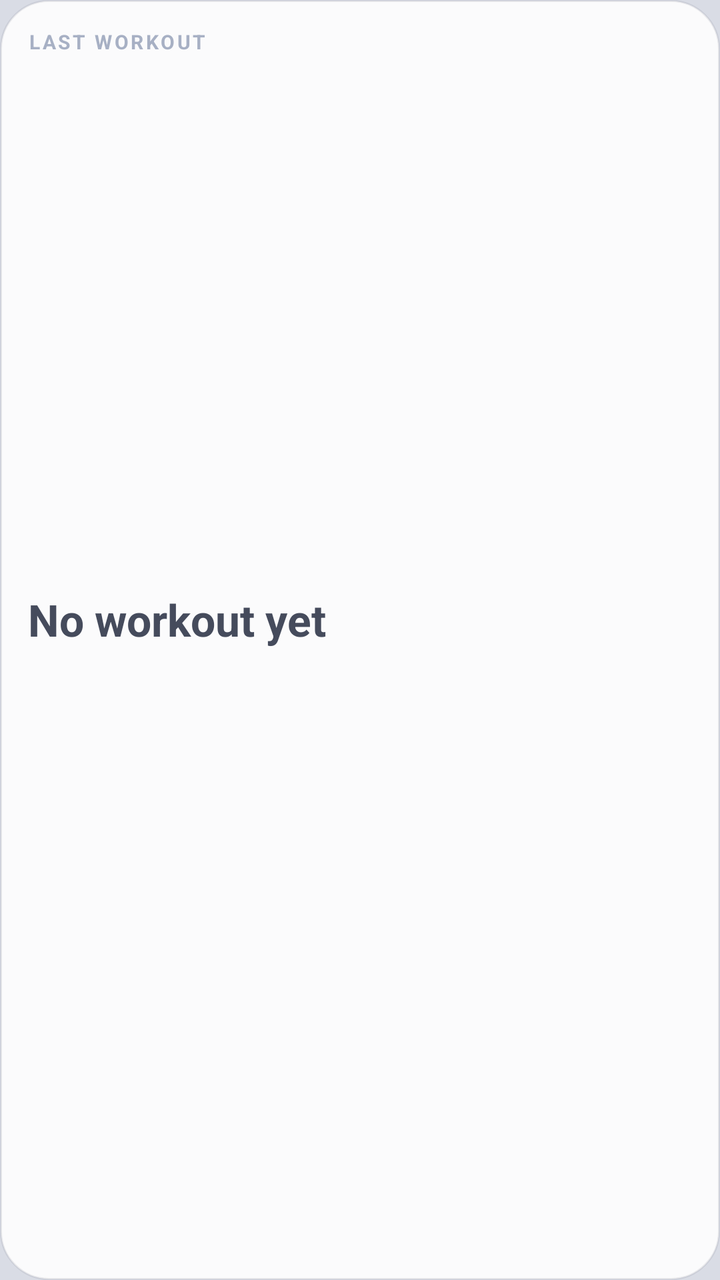
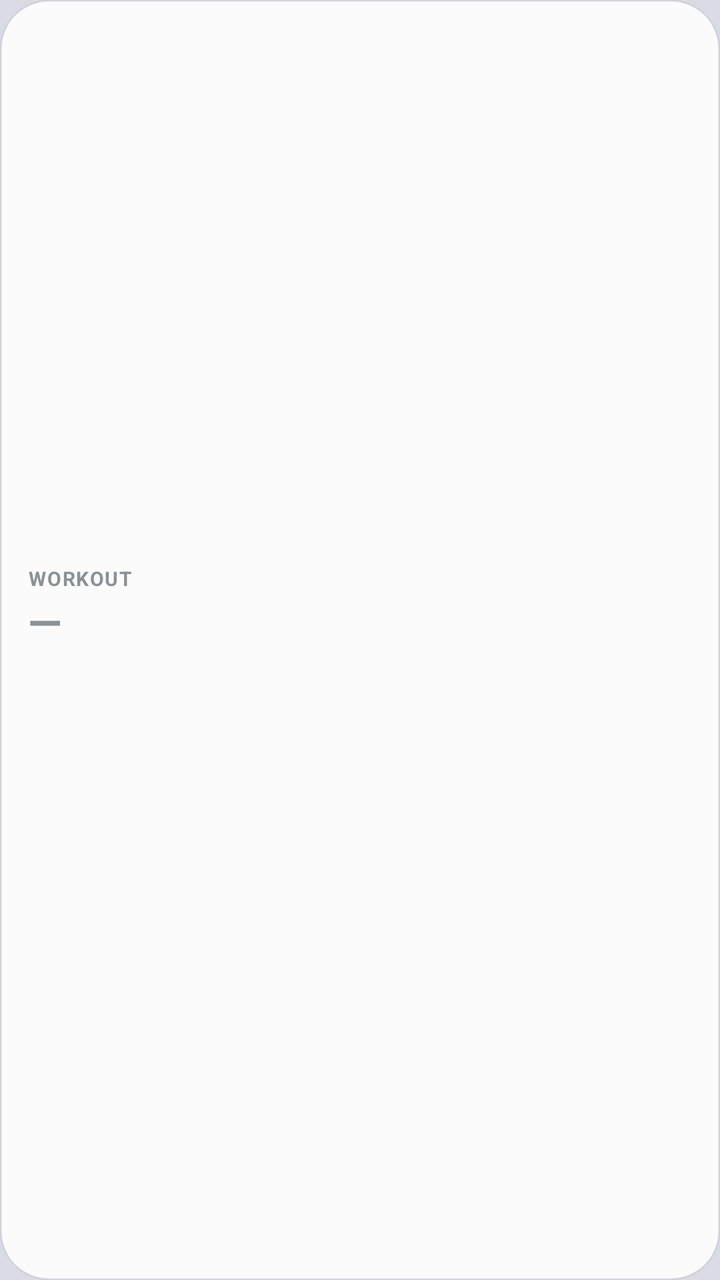

Compare the two renders of this Android layout. The source of the first and the diff that turns it into the second are given below.
<!-- AndroidManifest.xml: application theme Theme.MyApplication -->
<!-- res/layout/widget_glass_workout.xml -->
<?xml version="1.0" encoding="utf-8"?>
<LinearLayout xmlns:android="http://schemas.android.com/apk/res/android"
    android:id="@+id/glass_root"
    android:layout_width="match_parent"
    android:layout_height="match_parent"
    android:background="@drawable/bg_widget_card"
    android:orientation="vertical">
    <TextView
        android:id="@+id/tv_label"
        android:layout_width="wrap_content"
        android:layout_height="wrap_content"
        android:text="LAST WORKOUT"
        android:textColor="@color/glass_sky"
        android:textSize="10sp"
        android:textStyle="bold"
        android:maxLines="1"
        android:letterSpacing="0.12" />
    <LinearLayout
        android:layout_width="match_parent"
        android:layout_height="0dp"
        android:layout_weight="1"
        android:gravity="center_vertical"
        android:orientation="vertical">
    <TextView
        android:id="@+id/tv_value"
        android:layout_width="wrap_content"
        android:layout_height="wrap_content"
        android:text="No workout yet"
        android:textColor="@color/glass_text"
        android:textSize="22sp"
        android:textStyle="bold"
        android:maxLines="1"
         />
    <TextView
        android:id="@+id/tv_sub"
        android:layout_width="wrap_content"
        android:layout_height="wrap_content"
        android:text=""
        android:textColor="@color/glass_cyan"
        android:textSize="12sp"
        
        android:maxLines="1"
        android:layout_marginTop="4dp" />
    </LinearLayout>
    <TextView
        android:id="@+id/tv_foot"
        android:layout_width="wrap_content"
        android:layout_height="wrap_content"
        android:text=""
        android:textColor="@color/glass_muted"
        android:textSize="10sp"
        
        android:maxLines="1"
         />
</LinearLayout>
<!-- resources referenced by this layout -->
<resources>
  <color name="glass_cyan">#C5CCD9</color>
  <color name="glass_muted">#A7B0C4</color>
  <color name="glass_sky">#A7B0C4</color>
  <color name="glass_text">#454B5C</color>
  <!-- drawable bg_widget_card (drawable) -->
  <?xml version="1.0" encoding="utf-8"?>
  <shape xmlns:android="http://schemas.android.com/apk/res/android" android:shape="rectangle">
      <solid android:color="#E6FFFFFF" />
      <stroke android:width="1dp" android:color="#1A454B5C" />
      <corners android:radius="24dp" />
      <padding android:left="14dp" android:top="14dp" android:right="14dp" android:bottom="14dp" />
  </shape>
  <style name="Theme.MyApplication" parent="android:Theme.DeviceDefault.NoActionBar">
          <item name="android:statusBarColor">#D9DCE5</item>
          <item name="android:navigationBarColor">#D9DCE5</item>
          <item name="android:windowBackground">#D9DCE5</item>
          <item name="android:windowLightStatusBar">true</item>
          <item name="android:windowLightNavigationBar">true</item>
      </style>
</resources>

<!-- the commit's change to res/layout/widget_glass_workout.xml (unified diff, before → after) -->
@@ -4,52 +4,45 @@
     android:layout_width="match_parent"
     android:layout_height="match_parent"
     android:background="@drawable/bg_widget_card"
-    android:orientation="vertical">
+    android:orientation="vertical"
+    android:gravity="center_vertical">
     <TextView
         android:id="@+id/tv_label"
         android:layout_width="wrap_content"
         android:layout_height="wrap_content"
-        android:text="LAST WORKOUT"
-        android:textColor="@color/glass_sky"
+        android:text="WORKOUT"
+        android:textColor="@color/widget_muted"
         android:textSize="10sp"
         android:textStyle="bold"
-        android:maxLines="1"
-        android:letterSpacing="0.12" />
-    <LinearLayout
-        android:layout_width="match_parent"
-        android:layout_height="0dp"
-        android:layout_weight="1"
-        android:gravity="center_vertical"
-        android:orientation="vertical">
+        android:letterSpacing="0.06"
+        android:maxLines="1" />
     <TextView
         android:id="@+id/tv_value"
-        android:layout_width="wrap_content"
+        android:layout_width="match_parent"
         android:layout_height="wrap_content"
-        android:text="No workout yet"
-        android:textColor="@color/glass_text"
+        android:ellipsize="end"
+        android:maxLines="1"
+        android:text="—"
+        android:textColor="@color/widget_ink"
         android:textSize="22sp"
-        android:textStyle="bold"
-        android:maxLines="1"
-         />
+        android:textStyle="bold" />
     <TextView
         android:id="@+id/tv_sub"
-        android:layout_width="wrap_content"
+        android:layout_width="match_parent"
         android:layout_height="wrap_content"
+        android:ellipsize="end"
+        android:maxLines="2"
         android:text=""
-        android:textColor="@color/glass_cyan"
-        android:textSize="12sp"
-        
-        android:maxLines="1"
-        android:layout_marginTop="4dp" />
-    </LinearLayout>
+        android:textColor="@color/widget_muted"
+        android:textSize="11sp" />
     <TextView
         android:id="@+id/tv_foot"
-        android:layout_width="wrap_content"
+        android:layout_width="match_parent"
         android:layout_height="wrap_content"
+        android:layout_marginTop="4dp"
+        android:ellipsize="end"
+        android:maxLines="1"
         android:text=""
-        android:textColor="@color/glass_muted"
-        android:textSize="10sp"
-        
-        android:maxLines="1"
-         />
+        android:textColor="@color/widget_muted"
+        android:textSize="10sp" />
 </LinearLayout>
<!-- resource entries referenced after the edit -->
@@ -1,9 +1,5 @@
 <!-- resources referenced by this layout -->
 <resources>
-  <color name="glass_cyan">#C5CCD9</color>
-  <color name="glass_muted">#A7B0C4</color>
-  <color name="glass_sky">#A7B0C4</color>
-  <color name="glass_text">#454B5C</color>
   <!-- drawable bg_widget_card (drawable) -->
   <?xml version="1.0" encoding="utf-8"?>
   <shape xmlns:android="http://schemas.android.com/apk/res/android" android:shape="rectangle">
